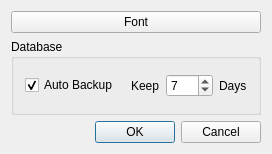
Before: the Qt Designer form OptionDlg.ui in congchenutd/papernet, drawn with Qt 5.
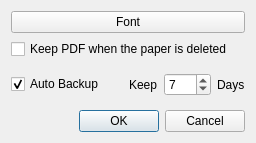
After: the same form once the commit is applied.

The edit to the form file:
```diff
--- a/OptionDlg.ui
+++ b/OptionDlg.ui
@@ -6,8 +6,8 @@
    <rect>
     <x>0</x>
     <y>0</y>
-    <width>272</width>
-    <height>154</height>
+    <width>256</width>
+    <height>143</height>
    </rect>
   </property>
   <property name="windowTitle">
@@ -22,10 +22,13 @@
     </widget>
    </item>
    <item>
-    <widget class="QGroupBox" name="groupBox">
-     <property name="title">
-      <string>Database</string>
+    <widget class="QCheckBox" name="checkKeepPDF">
+     <property name="text">
+      <string>Keep PDF when the paper is deleted</string>
      </property>
+    </widget>
+   </item>
+   <item>
      <layout class="QHBoxLayout" name="horizontalLayout">
       <item>
        <widget class="QCheckBox" name="checkAutoBack">
@@ -44,8 +47,8 @@
         </property>
         <property name="sizeHint" stdset="0">
          <size>
-          <width>40</width>
-          <height>20</height>
+         <width>37</width>
+         <height>17</height>
          </size>
         </property>
        </spacer>
@@ -78,7 +81,6 @@
        </widget>
       </item>
      </layout>
-    </widget>
    </item>
    <item>
     <widget class="QDialogButtonBox" name="buttonBox">
```
Lines whose indentation alone changed are shown as unchanged.
